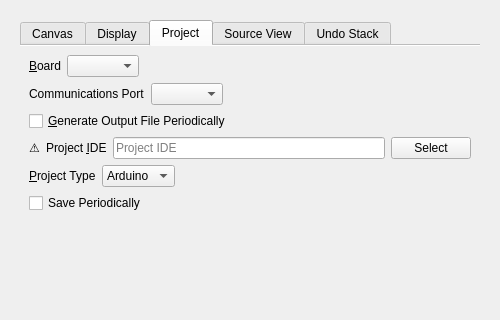
textbrowser/glitch, file UI/glitch-canvas-settings.ui: the form before one commit; both pictures show x 0 to 500 and y 0 to 320 of the 500 by 700 pixel window.
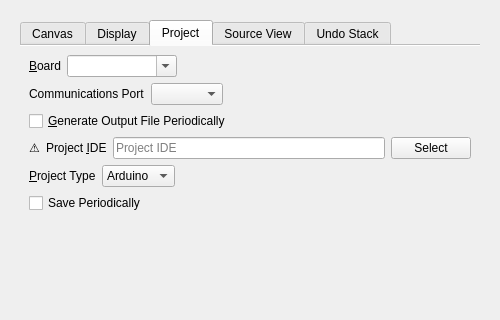
The form after the commit. The open tabs and pages were chosen to show the change. Icons and pictures are not drawn.

Commit message: New canvas settings.

Patch:
```diff
--- a/UI/glitch-canvas-settings.ui
+++ b/UI/glitch-canvas-settings.ui
@@ -620,6 +620,9 @@
              </item>
              <item>
               <widget class="QComboBox" name="project_board">
+               <property name="editable">
+                <bool>true</bool>
+               </property>
                <property name="currentText">
                 <string notr="true"/>
                </property>
@@ -629,6 +632,9 @@
                <property name="sizeAdjustPolicy">
                 <enum>QComboBox::AdjustToContents</enum>
                </property>
+               <property name="minimumContentsLength">
+                <number>10</number>
+               </property>
               </widget>
              </item>
              <item>
```
The commit also changes 1 other file.
